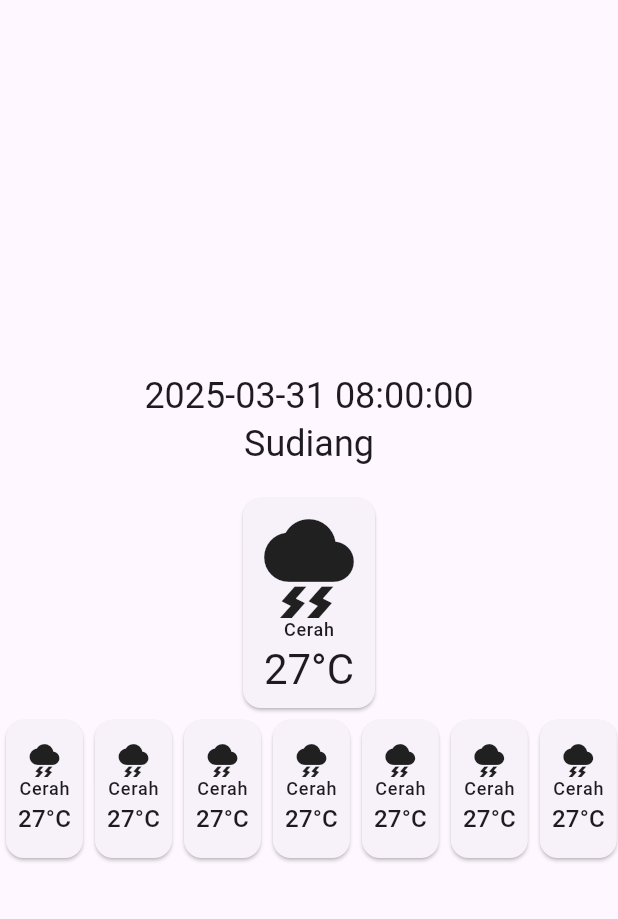
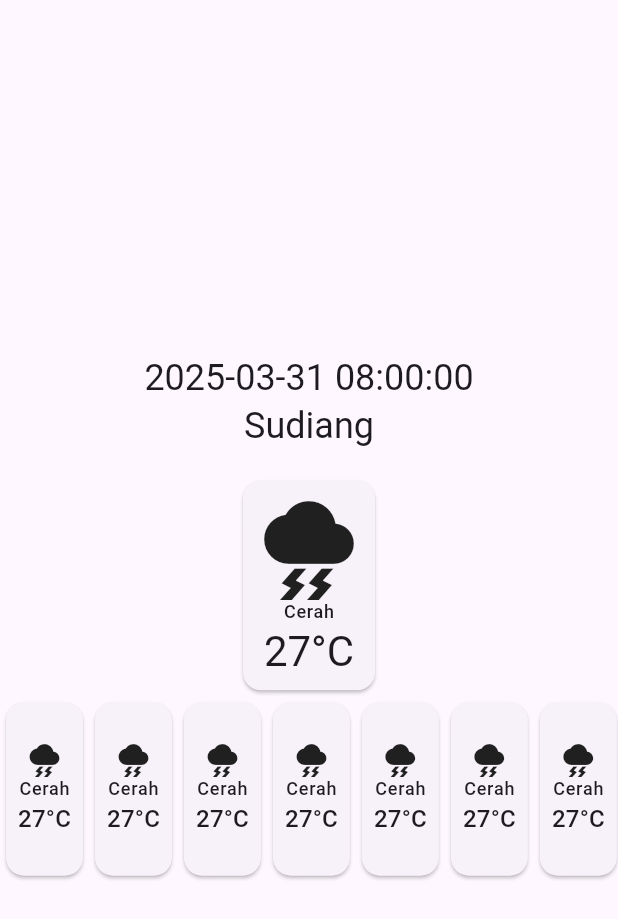
Before and after one commit to fakhri-rasyad/bmkg_weather, a Flutter app: the screen it shows after launch, on a phone screen of 412 x 824 dp. Shown: the top 919 px of the screen. Run offline on Flutter 3.47's test engine with Material 3 defaults, Android fonts, the phone set to English and light mode, and no system bars.

Commit message:
feat: fix weather conditions layout

```diff
--- a/lib/presentation/home/widget/home_screen.dart
+++ b/lib/presentation/home/widget/home_screen.dart
@@ -21,10 +21,7 @@ class HomeScreen extends StatelessWidget {
               weatherTemp: 27,
               currentWeather: true,
             ),
-            SizedBox(
-              height: 100,
-              child: WeatherInfoCards(),
-            )
+            WeatherInfoCards(),
           ],
         ),
       ),
@@ -63,7 +60,9 @@ class CurrentWeatherCard extends StatelessWidget {
             ),
             Text(
               "$weatherTemp°C",
-              style: currentWeather ? Theme.of(context).textTheme.headlineMedium : Theme.of(context).textTheme.titleMedium,
+              style: currentWeather
+                  ? Theme.of(context).textTheme.headlineMedium
+                  : Theme.of(context).textTheme.titleMedium,
             )
           ],
         ),
@@ -99,8 +98,8 @@ class WeatherInfoCards extends StatelessWidget {
 
   @override
   Widget build(BuildContext context) {
-    return Flexible(
-        fit: FlexFit.loose,
+    return SizedBox(
+      height: MediaQuery.of(context).size.height * 0.15,
       child: ListView.builder(
           scrollDirection: Axis.horizontal,
           itemCount: 7,
@@ -109,6 +108,7 @@ class WeatherInfoCards extends StatelessWidget {
                 weatherDesc: "Cerah",
                 weatherTemp: 27,
                 currentWeather: false,
-                )));
+              )),
+    );
   }
 }
```
Lines whose indentation alone changed are shown as unchanged.
